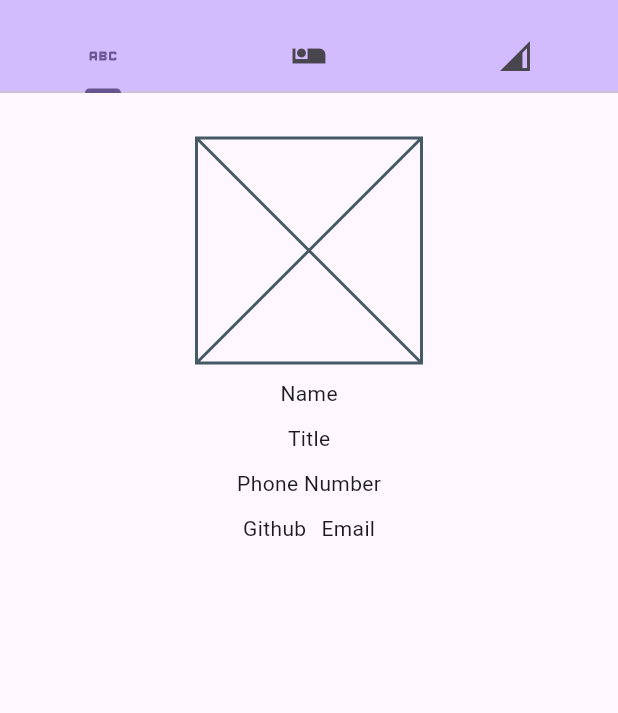
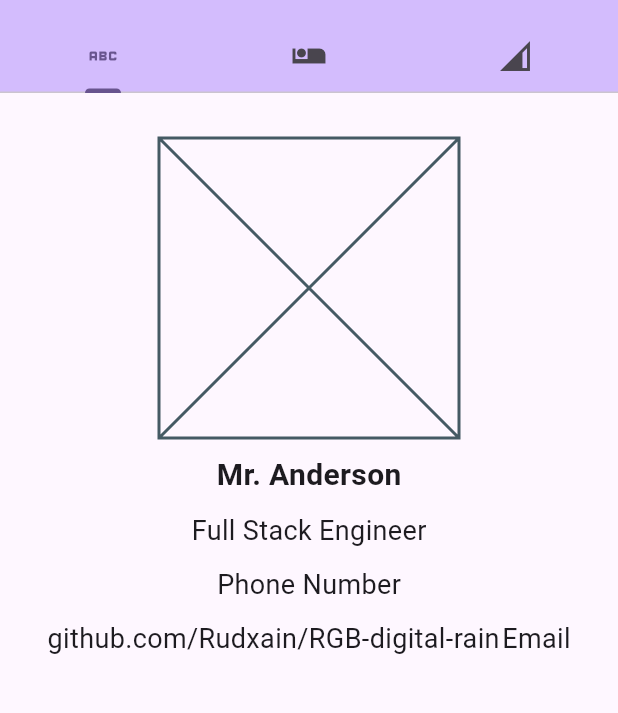
Before and after one commit to KameronKeller/Professional-Profile-Flutter-App, a Flutter app: the screen it shows after launch, on a phone screen of 412 x 824 dp, the part 63-776 px from its top. Run offline on Flutter 3.47's test engine with Material 3 defaults, Android fonts, the light colour scheme and no system bars.

Commit message:
Set up layout

```diff
--- a/lib/business_card_page.dart
+++ b/lib/business_card_page.dart
@@ -10,11 +10,48 @@ class BusinessCardPage extends StatelessWidget {
       padding: EdgeInsets.all(25.0),
       child: Column(
         children: [
-          CenteredRow(children: [SizedBox(width: 150, height: 150, child: Placeholder())],),
-          CenteredRow(children: [Text("Name")],),
-          CenteredRow(children: [Text("Title")]),
-          CenteredRow(children: [Text("Phone Number")]),
-          CenteredRow(children: [Text("Github"), SizedBox(width: 10.0), Text("Email")]),
+          CenteredRow(children: [SizedBox(width: 200, height: 200, child: Placeholder())],),
+          CenteredRow(
+            children: [
+              Text(
+                "Mr. Anderson",
+                style: TextStyle(
+                  fontSize: 20,
+                  fontWeight: FontWeight.bold,
+                ),
+              ),
+            ],
+          ),
+          CenteredRow(children: [
+            Text(
+              "Full Stack Engineer",
+              style: TextStyle(
+                fontSize: 18,
+              ),
+            )
+          ]),
+          CenteredRow(children: [
+            Text(
+              "Phone Number",
+              style: TextStyle(
+                fontSize: 18,
+              ),
+            )
+          ]),
+          CenteredRow(
+            mainAxisAlignment: MainAxisAlignment.spaceEvenly,
+            children: [
+            Text(
+              "github.com/Rudxain/RGB-digital-rain",
+              style: TextStyle(
+                fontSize: 18,
+              ),
+            ),
+            // SizedBox(width: 10.0),
+            Text(
+              "Email",
+              style: TextStyle(fontSize: 18),)
+          ]),
         ],
       ),
     );
```
